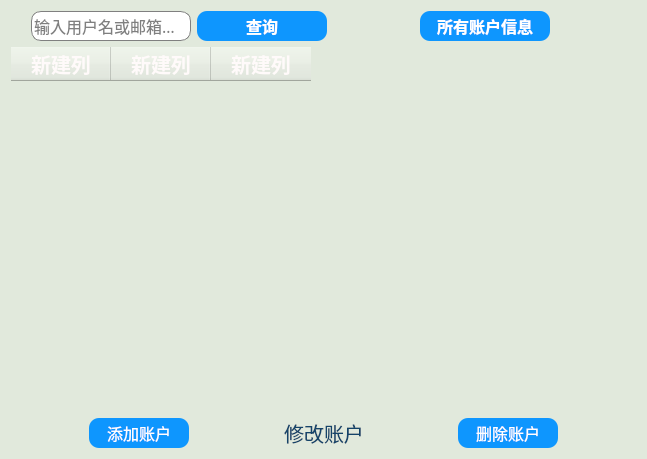
Before: the Qt Designer form accountManage/accountdlg.ui in wwkl3385/ManagementTool, drawn with Qt 5.
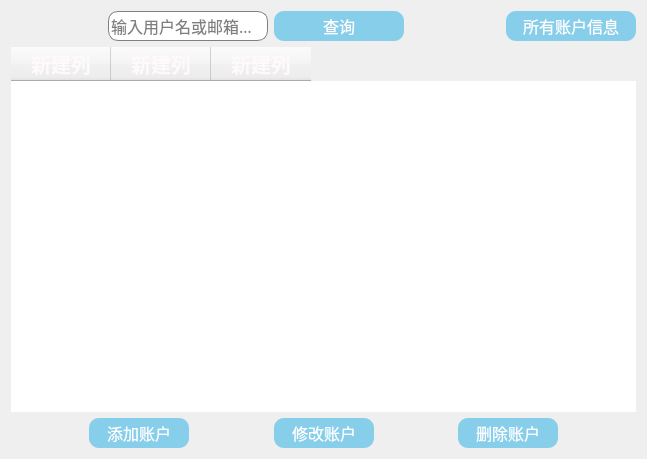
After: the same form once the commit is applied.

Diff of the .ui file:
```diff
--- a/accountManage/accountdlg.ui
+++ b/accountManage/accountdlg.ui
@@ -14,7 +14,7 @@
    <string>Dialog</string>
   </property>
   <property name="styleSheet">
-   <string notr="true">background-color: rgb(225,233,220);
+   <string notr="true">
 color: rgb(20,68,106);
 border-radius:10px;
 font:15pt;
@@ -28,12 +28,9 @@
        <property name="orientation">
         <enum>Qt::Horizontal</enum>
        </property>
-       <property name="sizeType">
-        <enum>QSizePolicy::Maximum</enum>
-       </property>
        <property name="sizeHint" stdset="0">
         <size>
-         <width>20</width>
+         <width>40</width>
          <height>20</height>
         </size>
        </property>
@@ -101,20 +98,19 @@
 {
     font-family:Microsoft Yahei;
     color:white;
-    background-color:rgb(14 , 150 , 254);
+    background-color:skyblue;
     border-radius:10px;
 	font: 12pt;
-font:bold;
 }
 
 QPushButton:hover
 {
-    background-color:rgb(44 , 137 , 255);
+    background-color:deepskyblue;
 }
 
 QPushButton:pressed
 {
-    background-color:rgb(14 , 100 , 228);
+    background-color:deepskyblue;
     padding-left:4px;
     padding-top:4px;
 }
@@ -131,7 +127,7 @@
       </widget>
      </item>
      <item>
-      <spacer name="horizontalSpacer_6">
+      <spacer name="horizontalSpacer">
        <property name="orientation">
         <enum>Qt::Horizontal</enum>
        </property>
@@ -162,20 +158,19 @@
 {
     font-family:Microsoft Yahei;
     color:white;
-    background-color:rgb(14 , 150 , 254);
+    background-color:skyblue;
     border-radius:10px;
 	font: 12pt;
-font:bold;
 }
 
 QPushButton:hover
 {
-    background-color:rgb(44 , 137 , 255);
+    background-color:deepskyblue;
 }
 
 QPushButton:pressed
 {
-    background-color:rgb(14 , 100 , 228);
+    background-color:deepskyblue;
     padding-left:4px;
     padding-top:4px;
 }
@@ -191,19 +186,6 @@
        </property>
       </widget>
      </item>
-     <item>
-      <spacer name="horizontalSpacer">
-       <property name="orientation">
-        <enum>Qt::Horizontal</enum>
-       </property>
-       <property name="sizeHint" stdset="0">
-        <size>
-         <width>40</width>
-         <height>20</height>
-        </size>
-       </property>
-      </spacer>
-     </item>
     </layout>
    </item>
    <item row="1" column="0">
@@ -211,13 +193,13 @@
      <property name="styleSheet">
       <string notr="true">QTableWidget
 {
-    selection-background-color:tomato;
+    selection-background-color:skyblue;
 font:12pt;
 
 }
 QTableWidget::item:hover
 {
-background-color:rgb(252,157,154)
+background-color:rgb(203,203,203);
 } 
 
 QHeaderView
@@ -277,19 +259,19 @@
 {
     font-family:Microsoft Yahei;
     color:white;
-    background-color:rgb(14 , 150 , 254);
+    background-color:skyblue;
     border-radius:10px;
 	font: 12pt;
 }
 
 QPushButton:hover
 {
-    background-color:rgb(44 , 137 , 255);
+    background-color:deepskyblue;
 }
 
 QPushButton:pressed
 {
-    background-color:rgb(14 , 100 , 228);
+    background-color:deepskyblue;
     padding-left:4px;
     padding-top:4px;
 }
@@ -333,25 +315,31 @@
         </size>
        </property>
        <property name="styleSheet">
-        <string notr="true">QLineEdit{
-background-color: oldlace; 
-color: steelblue;
- border-radius:10px; 
-font:15px;   
-border: 2px groove gray;
- border-style: outset;
+        <string notr="true">QPushButton
+{
+    font-family:Microsoft Yahei;
+    color:white;
+    background-color:skyblue;
+    border-radius:10px;
+	font: 12pt;
 }
-                                               
-QLineEdit:hover
+
+QPushButton:hover
 {
-background-color:khaki; 
-color: black;
+    background-color:deepskyblue;
 }
-                                              
-QLineEdit:focus
+
+QPushButton:pressed
 {
-background-color: pink; 
-border-style: inset; 
+    background-color:deepskyblue;
+    padding-left:4px;
+    padding-top:4px;
+}
+QPushButton:unpressed
+{
+    background-color:rgb(0 , 100 , 0);
+    padding-left:4px;
+    padding-top:4px;
 }</string>
        </property>
        <property name="text">
@@ -391,19 +379,19 @@
 {
     font-family:Microsoft Yahei;
     color:white;
-    background-color:rgb(14 , 150 , 254);
+    background-color:skyblue;
     border-radius:10px;
 	font: 12pt;
 }
 
 QPushButton:hover
 {
-    background-color:rgb(44 , 137 , 255);
+    background-color:deepskyblue;
 }
 
 QPushButton:pressed
 {
-    background-color:rgb(14 , 100 , 228);
+    background-color:deepskyblue;
     padding-left:4px;
     padding-top:4px;
 }
```
